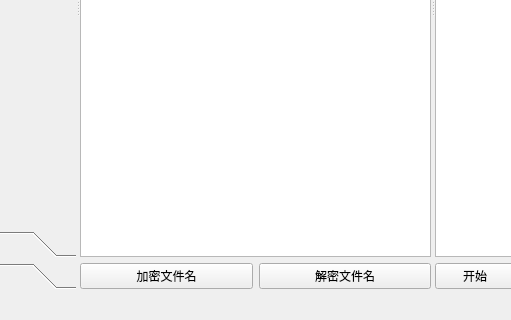
jedi007/Jedi_Encrypt, file mainwindow.ui: the form before one commit; both pictures show x 106 to 617 and y 286 to 606 of the 951 by 606 pixel window.
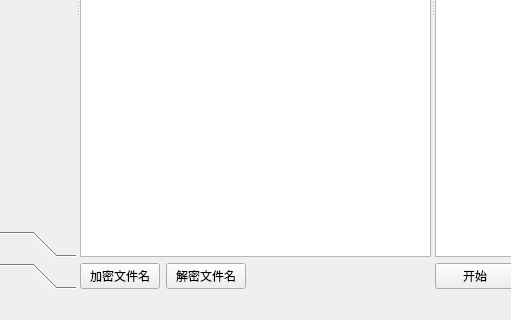
The form after the commit.

The edit to the form file:
```diff
--- a/mainwindow.ui
+++ b/mainwindow.ui
@@ -119,7 +119,7 @@
         </attribute>
        </widget>
       </widget>
-      <widget class="QWidget" name="">
+      <widget class="QWidget" name="layoutWidget">
        <layout class="QVBoxLayout" name="verticalLayout">
         <item>
          <widget class="QLabel" name="label">
@@ -160,11 +160,24 @@
             </property>
            </widget>
           </item>
+          <item>
+           <spacer name="horizontalSpacer_2">
+            <property name="orientation">
+             <enum>Qt::Horizontal</enum>
+            </property>
+            <property name="sizeHint" stdset="0">
+             <size>
+              <width>40</width>
+              <height>20</height>
+             </size>
+            </property>
+           </spacer>
+          </item>
          </layout>
         </item>
        </layout>
       </widget>
-      <widget class="QWidget" name="">
+      <widget class="QWidget" name="layoutWidget">
        <layout class="QVBoxLayout" name="verticalLayout_2">
         <item>
          <widget class="QLabel" name="label_2">
```
Left out of the diff: 12 changed lines with no effect on the pictures.
